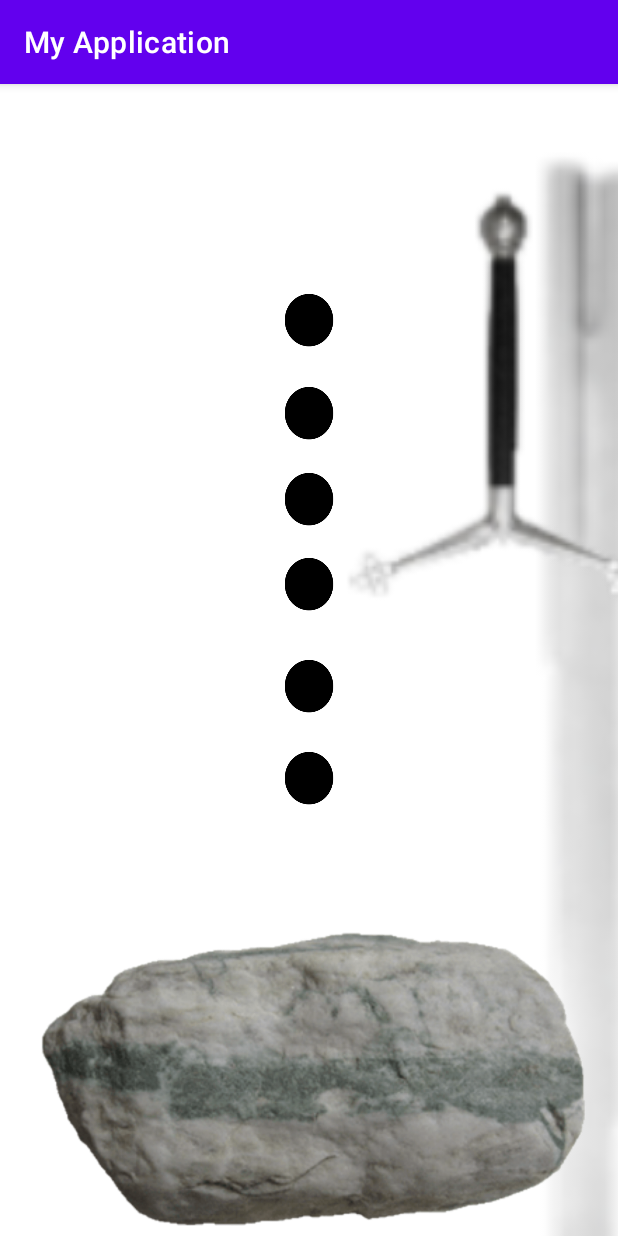
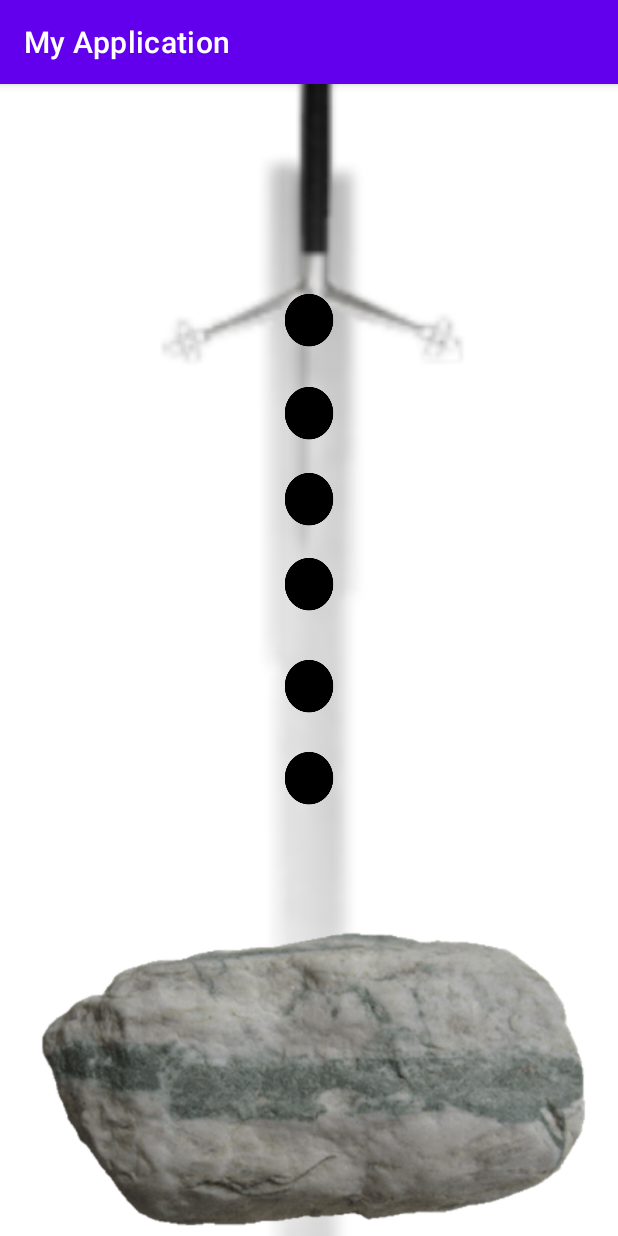
Before and after one commit to AtraKnight/CPSC_581-HCI2-Sword_Lock, an Android app: the MainActivity2 screen opened directly, with no data from a screen before it, on a phone screen of 412 x 824 dp. Run offline under Robolectric (Android 15) with nearby library versions, the phone set to English and light mode, and no system bars.

Commit message:
removed drag. added click to the sword open layout.

```diff
--- a/app/src/main/java/com/example/myapplication/MainActivity.java
+++ b/app/src/main/java/com/example/myapplication/MainActivity.java
@@ -37,6 +37,7 @@ public class MainActivity extends AppCompatActivity {
         super.onCreate(savedInstanceState);
         setContentView(R.layout.activity_main);
         img=(ImageView)findViewById(R.id.imageView3);
+        /*
 
         img.setOnLongClickListener(new View.OnLongClickListener() {
             @Override
@@ -110,6 +111,9 @@ public class MainActivity extends AppCompatActivity {
                 }
             }
         });
+        drag doesn't work as intended
+
+         */
 
 
         img.setOnClickListener(new View.OnClickListener() {
--- a/app/src/main/res/layout/activity_main2.xml
+++ b/app/src/main/res/layout/activity_main2.xml
@@ -10,17 +10,21 @@
         android:id="@+id/imageView6"
         android:layout_width="809dp"
         android:layout_height="1292dp"
+        app:layout_constraintEnd_toEndOf="parent"
+        app:layout_constraintHorizontal_bias="0.467"
+        app:layout_constraintStart_toStartOf="parent"
         app:srcCompat="@drawable/blade"
-        tools:layout_editor_absoluteX="-187dp"
         tools:layout_editor_absoluteY="48dp" />
 
     <ImageView
         android:id="@+id/imageView5"
         android:layout_width="663dp"
         android:layout_height="460dp"
-        app:srcCompat="@drawable/hilt"
-        tools:layout_editor_absoluteX="-126dp"
-        tools:layout_editor_absoluteY="-205dp" />
+        android:layout_marginBottom="464dp"
+        app:layout_constraintBottom_toBottomOf="parent"
+        app:layout_constraintEnd_toEndOf="parent"
+        app:layout_constraintStart_toStartOf="parent"
+        app:srcCompat="@drawable/hilt" />
 
     <ImageView
         android:id="@+id/imageView4"
```
